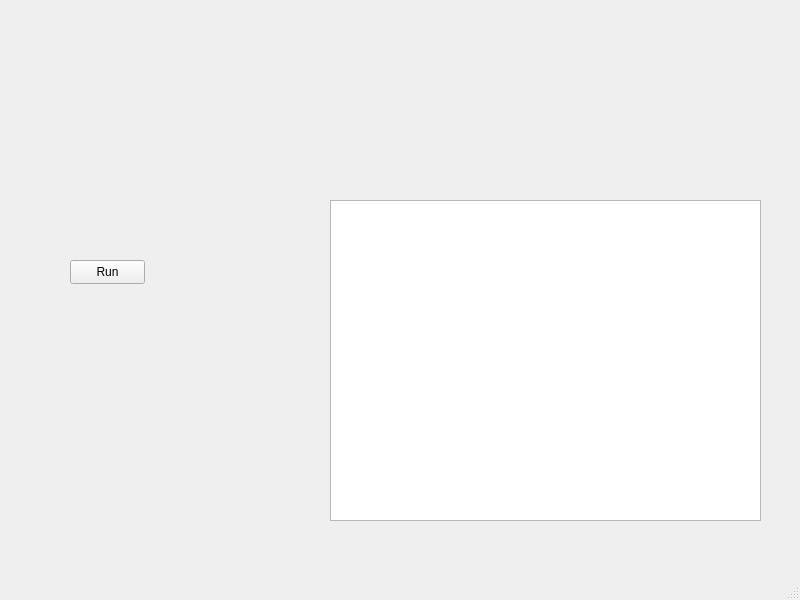
whiteman-kr/u7set, file TestSuite/TestSuiteMainWindow.ui: the form before one commit.
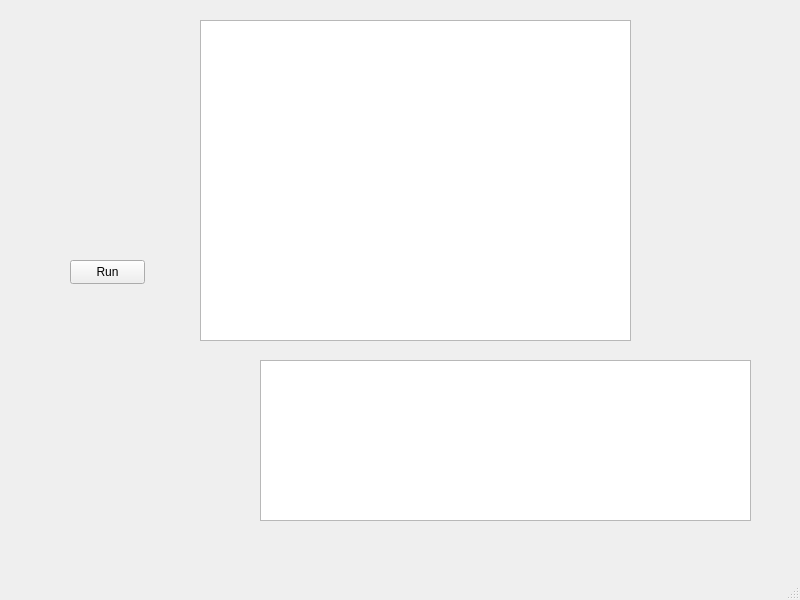
The form after the commit.

Commit message: RPCT-3424, TestSuite: script files are loaded from ConfigService

What changed in the file:
```diff
--- a/TestSuite/TestSuiteMainWindow.ui
+++ b/TestSuite/TestSuiteMainWindow.ui
@@ -17,8 +17,8 @@
    <widget class="QTextEdit" name="m_resultsLog">
     <property name="geometry">
      <rect>
-      <x>330</x>
-      <y>200</y>
+      <x>200</x>
+      <y>20</y>
       <width>431</width>
       <height>321</height>
      </rect>
@@ -37,6 +37,16 @@
      <string>Run</string>
     </property>
    </widget>
+   <widget class="QTextEdit" name="outputLog">
+    <property name="geometry">
+     <rect>
+      <x>260</x>
+      <y>360</y>
+      <width>491</width>
+      <height>161</height>
+     </rect>
+    </property>
+   </widget>
   </widget>
   <widget class="QMenuBar" name="menubar">
    <property name="geometry">
```
The commit also changes 6 other files.
